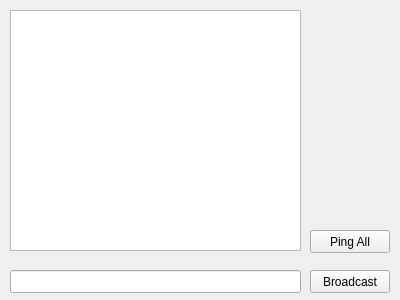
Before: the Qt Designer form gui/NEMainpage.ui in chozabu/RetroChess, drawn with Qt 5.
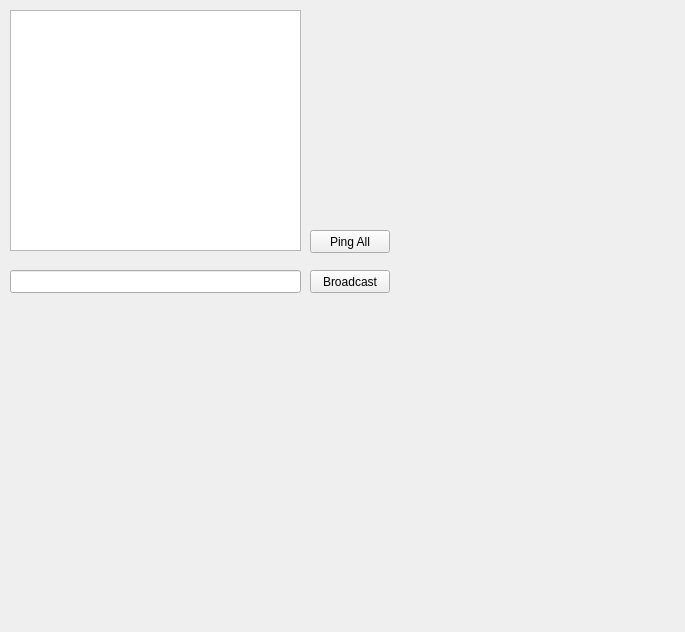
After: the same form once the commit is applied. Custom widgets are drawn as their Qt base class.

Commit message: add basic broadcast paint!

Patch:
```diff
--- a/gui/NEMainpage.ui
+++ b/gui/NEMainpage.ui
@@ -6,8 +6,8 @@
    <rect>
     <x>0</x>
     <y>0</y>
-    <width>400</width>
-    <height>300</height>
+    <width>685</width>
+    <height>632</height>
    </rect>
   </property>
   <property name="windowTitle">
@@ -59,7 +59,25 @@
     </rect>
    </property>
   </widget>
+  <widget class="PaintWidget" name="paintWidget" native="true">
+   <property name="geometry">
+    <rect>
+     <x>19</x>
+     <y>319</y>
+     <width>571</width>
+     <height>271</height>
+    </rect>
+   </property>
+  </widget>
  </widget>
+ <customwidgets>
+  <customwidget>
+   <class>PaintWidget</class>
+   <extends>QWidget</extends>
+   <header>gui/paintwidget.h</header>
+   <container>1</container>
+  </customwidget>
+ </customwidgets>
  <resources/>
  <connections/>
 </ui>
```
The commit also changes 12 other files.
